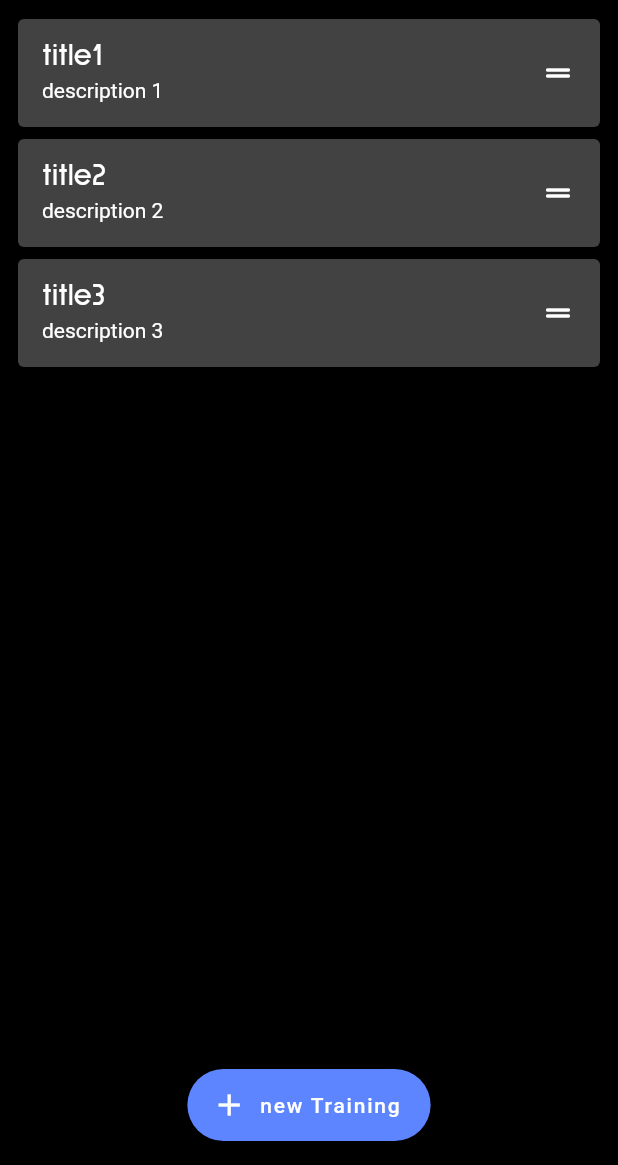
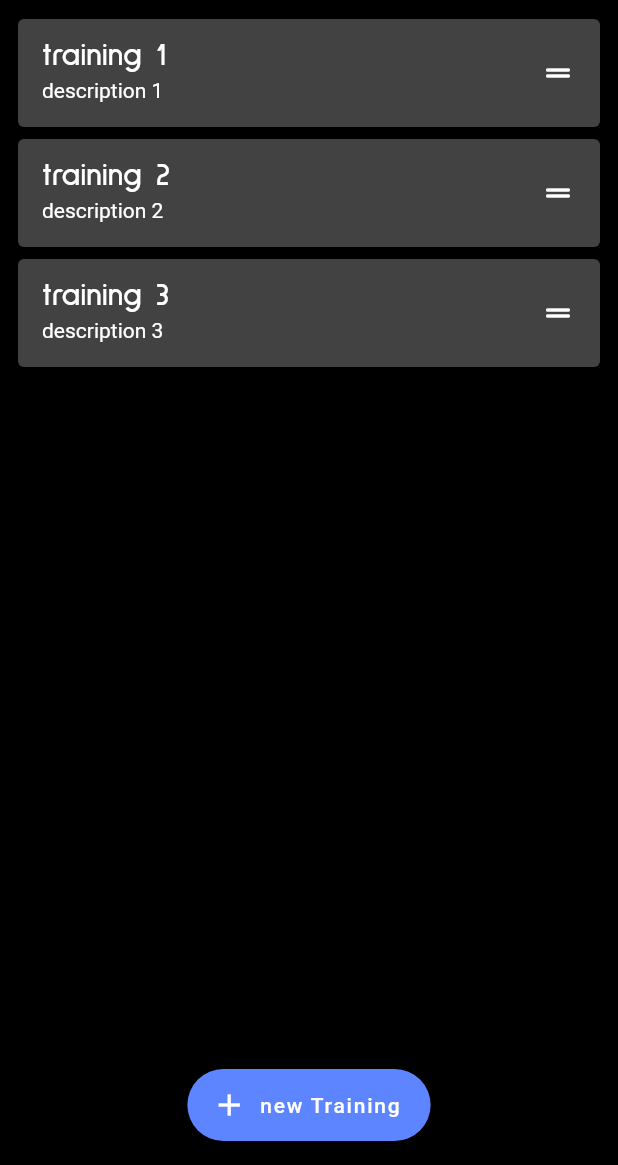
Before and after one commit to simpldot/randomtraining, a Flutter app: the screen it shows after launch, on a phone screen of 412 x 824 dp, the part 71-1236 px from its top. Run offline on Flutter 3.47's test engine with Material 2 defaults, Android fonts, the phone set to English and light mode, and no system bars; our stand-ins replace shared_preferences.

Commit message:
change title

```diff
--- a/lib/views/home/homeView.dart
+++ b/lib/views/home/homeView.dart
@@ -11,9 +11,9 @@ class HomeView extends StatefulWidget {
 
 class _HomeViewState extends State<HomeView> {
   var trainings = [
-    {"id": "tr-1", "title": "title1", "desc": "description 1"},
-    {"id": "tr-2", "title": "title2", "desc": "description 2"},
-    {"id": "tr-3", "title": "title3", "desc": "description 3"}
+    {"id": "tr-1", "title": "training 1", "desc": "description 1"},
+    {"id": "tr-2", "title": "training 2", "desc": "description 2"},
+    {"id": "tr-3", "title": "training 3", "desc": "description 3"}
   ];
 
   @override
```
